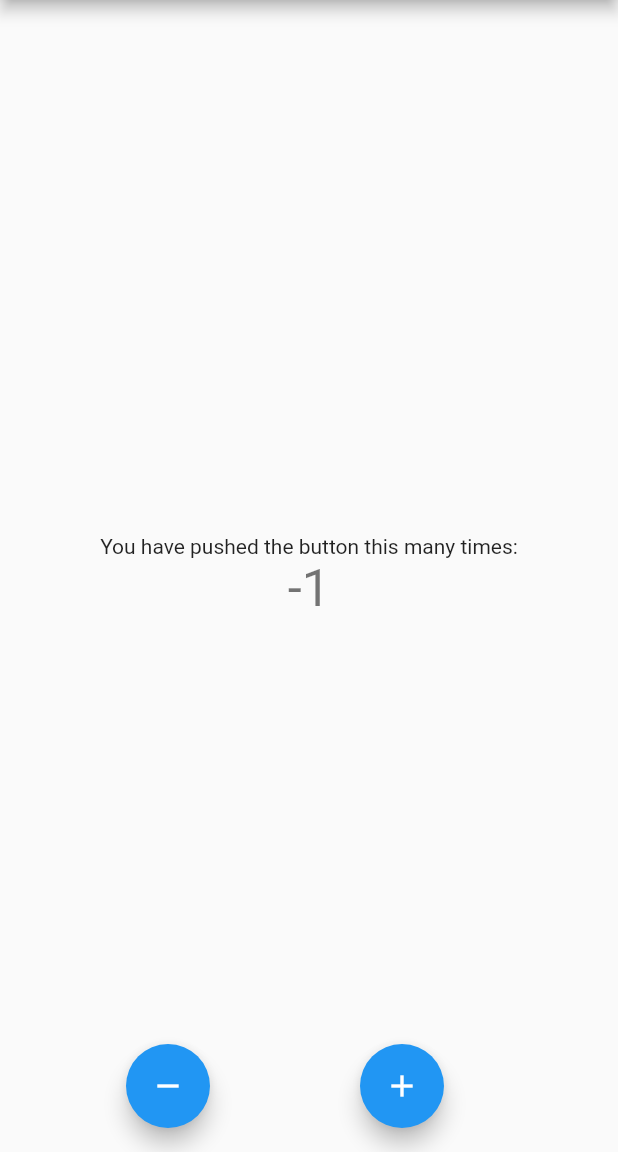
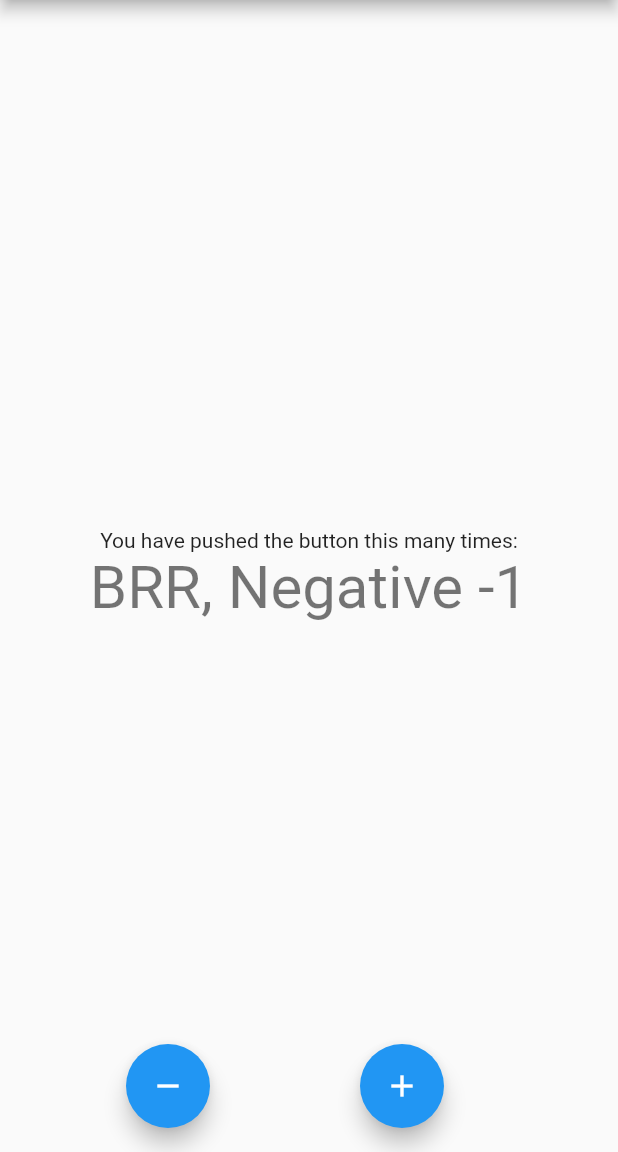
Before and after one commit to AritraPal147/Flutter-Bloc-Demo-1, a Flutter app: the screen it shows after launch, after a tap on the "remove" icon, on a phone screen of 412 x 824 dp, the part 84-1236 px from its top. Run offline on Flutter 3.47's test engine with Material 2 defaults, Android fonts, the phone set to English and light mode, and no system bars; our stand-ins replace flutter_bloc.

```diff
--- a/lib/cubit/counter_cubit.dart
+++ b/lib/cubit/counter_cubit.dart
@@ -2,12 +2,12 @@ import 'package:flutter_bloc/flutter_bloc.dart';
 part 'counter_state.dart';
 
 class CounterCubit extends Cubit<CounterState> {
-  CounterCubit() : super(CounterState(counterValue: 0));
+  CounterCubit() : super(CounterState(counterValue: 0, wasIncremented: false));
 
   // state.counterValue gives the counterValue of current state.
   // increment() function emits a CounterState after incrementing counterValue by 1
-  void increment() => emit(CounterState(counterValue: state.counterValue+1));
+  void increment() => emit(CounterState(counterValue: state.counterValue+1, wasIncremented: true));
 
   // decrement() function emits a CounterState after decrementing counterValue by 1
-  void decrement() => emit(CounterState(counterValue: state.counterValue-1));
+  void decrement() => emit(CounterState(counterValue: state.counterValue-1, wasIncremented: false));
 }
--- a/lib/cubit/counter_state.dart
+++ b/lib/cubit/counter_state.dart
@@ -2,8 +2,10 @@ part of 'counter_cubit.dart';
 
 class CounterState {
   int counterValue;
+  bool wasIncremented;
 
   CounterState({
-    required this.counterValue
+    required this.counterValue,
+    required this.wasIncremented
   });
 }
--- a/lib/screens/home_page.dart
+++ b/lib/screens/home_page.dart
@@ -19,6 +19,28 @@ class _MyHomePageState extends State<MyHomePage> {
       appBar: AppBar(
         title: Text(widget.title),
       ),
+
+      /// Implements BlocListener to display a snackbar whenever the + or - buttons are pressed
+
+      // body: BlocListener<CounterCubit, CounterState>(
+      //   listener: (context, state) {
+      //     if (state.wasIncremented) {
+      //       ScaffoldMessenger.of(context).showSnackBar(
+      //         const SnackBar(
+      //           content: Text("Incremented"),
+      //           duration: Duration(milliseconds: 500),
+      //         ),
+      //       );
+      //     } else {
+      //       ScaffoldMessenger.of(context).showSnackBar(
+      //         const SnackBar(
+      //           content: Text("Decremented"),
+      //           duration: Duration(milliseconds: 500),
+      //         ),
+      //       );
+      //     }
+      //   },
+
       body: SafeArea(
         child: Center(
             child: Column(
@@ -27,15 +49,60 @@ class _MyHomePageState extends State<MyHomePage> {
                 const Text(
                   'You have pushed the button this many times:',
                 ),
-              BlocBuilder<CounterCubit, CounterState>(
-                builder: (context, state) {
+                // Instance of blockbuilder
+                // BlocBuilder<CounterCubit, CounterState>(
+                //   builder: (context, state) {
+                //     return Text(
+                //       '${state.counterValue}',
+                //       style: Theme
+                //           .of(context)
+                //           .textTheme
+                //           .headlineMedium,
+                //     );
+                //   },
+                // ),
+
+                BlocConsumer<CounterCubit, CounterState>(
+                  // BlocBuilder
+                  builder: (context, state){
+                    if (state.counterValue < 0) {
+                      return Text(
+                          "BRR, Negative ${state.counterValue}",
+                          style: Theme.of(context).textTheme.headlineLarge);
+                    }
+                    else if (state.counterValue % 2 == 0) {
+                      return Text(
+                          "YAAY ${state.counterValue} is EVEN!!",
+                          style: Theme.of(context).textTheme.headlineLarge);
+                    }
+                    else if (state.counterValue == 5) {
+                      return Text(
+                          "Hmm, Number 5",
+                          style: Theme.of(context).textTheme.headlineLarge);
+                    }
+                    else {
                       return Text(
                           '${state.counterValue}',
-                    style: Theme
-                        .of(context)
-                        .textTheme
-                        .headlineMedium,
+                          style: Theme.of(context).textTheme.headlineLarge);
+                    }
+                  },
+                  // BlocListener
+                  listener: (context, state) {
+                    if (state.wasIncremented) {
+                      ScaffoldMessenger.of(context).showSnackBar(
+                        const SnackBar(
+                          content: Text("Incremented"),
+                          duration: Duration(milliseconds: 300),
+                        ),
                       );
+                    } else {
+                      ScaffoldMessenger.of(context).showSnackBar(
+                        const SnackBar(
+                          content: Text("Decremented"),
+                          duration: Duration(milliseconds: 300),
+                        ),
+                      );
+                    }
                   },
                 ),
               ],
@@ -58,8 +125,6 @@ class _MyHomePageState extends State<MyHomePage> {
               ),
             ],
         ),
-
-
     );
   }
 }
```
Lines whose indentation alone changed are shown as unchanged.
